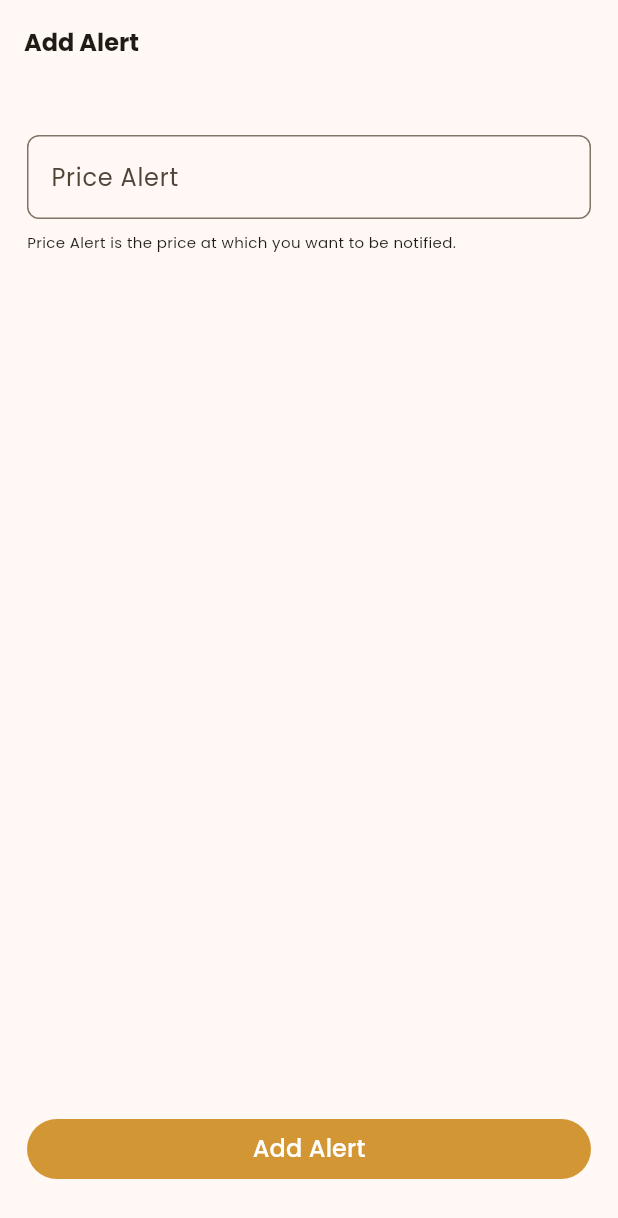
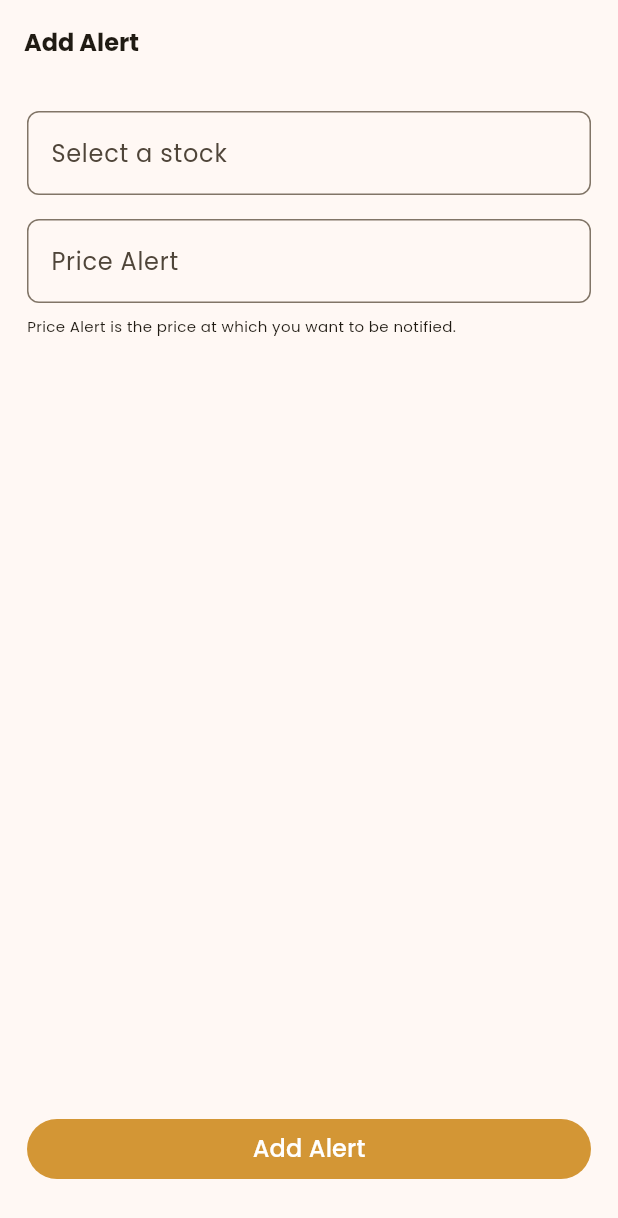
Before and after one commit to Fabri17/stock_app, a Flutter app: the AddAlertScreen screen opened by its route, on a phone screen of 412 x 824 dp. Shown: the top 1218 px of the screen. Run offline on Flutter 3.47's test engine with Material 3 defaults, Android fonts, the phone set to English and light mode, and no system bars; our stand-ins replace dio, equatable, flutter_bloc, get_it, go_router, google_fonts.

Commit message:
🏗️ Add stock constants and bloc for stocks

```diff
--- a/lib/core/constants/constants.dart
+++ b/lib/core/constants/constants.dart
@@ -1,2 +1,3 @@
 export "./colors.dart";
 export "./styles.dart";
+export "./app_constants.dart";
--- /dev/null
+++ b/lib/data/models/models.dart
@@ -0,0 +1 @@
+export "./stock.dart";
--- /dev/null
+++ b/lib/data/models/stock.dart
@@ -0,0 +1,27 @@
+import 'package:equatable/equatable.dart';
+
+class Stock extends Equatable {
+  final String? description;
+  final String? symbol;
+
+  const Stock({
+    this.description,
+    this.symbol,
+  });
+
+  copyWith({
+    String? description,
+    String? symbol,
+  }) {
+    return Stock(
+      description: description ?? this.description,
+      symbol: symbol ?? this.symbol,
+    );
+  }
+
+  @override
+  List<Object?> get props => [
+        description,
+        symbol,
+      ];
+}
--- /dev/null
+++ b/lib/data/repositories/stock_repository.dart
@@ -0,0 +1,30 @@
+import 'package:stock_app/core/constants/constants.dart';
+import 'package:stock_app/data/models/models.dart';
+import 'package:dio/dio.dart';
+
+class StockRepository {
+  final String _baseUrl = AppConstants.finnhubBaseUrl;
+  final String _apiKey = AppConstants.finnhubApiKey;
+
+  Future<List<Stock>> getStockSymbols(String exchange) async {
+    final dio = Dio();
+
+    try {
+      var response = await dio.get(
+        '$_baseUrl/stock/symbol',
+        queryParameters: {'exchange': exchange, 'token': _apiKey},
+      );
+
+      if (response.statusCode == 200) {
+        return (response.data as List)
+            .map((stock) => Stock(
+                symbol: stock['symbol'], description: stock['description']))
+            .toList();
+      } else {
+        throw Exception('Failed to load stock symbols');
+      }
+    } catch (e) {
+      throw Exception('Failed to load stock symbols');
+    }
+  }
+}
--- a/lib/domain/entities/stock.dart
+++ /dev/null
@@ -1,41 +0,0 @@
-import 'package:equatable/equatable.dart';
-
-class Stock extends Equatable {
-  final String name;
-  final String symbol;
-  final double price;
-  final double volume;
-
-  const Stock({
-    required this.name,
-    required this.symbol,
-    required this.price,
-    required this.volume,
-  });
-
-  copywith({
-    String? name,
-    String? symbol,
-    double? price,
-    double? volume,
-  }) {
-    return Stock(
-      name: name ?? this.name,
-      symbol: symbol ?? this.symbol,
-      price: price ?? this.price,
-      volume: volume ?? this.volume,
-    );
-  }
-
-  factory Stock.fromJson(Map<String, dynamic> json) {
-    return Stock(
-      name: json['name'],
-      symbol: json['symbol'],
-      price: json['price'],
-      volume: json['change'],
-    );
-  }
-
-  @override
-  List<Object?> get props => [name, symbol, price, volume];
-}
--- a/lib/main.dart
+++ b/lib/main.dart
@@ -19,6 +19,7 @@ class BlocsProviders extends StatelessWidget {
     return MultiBlocProvider(
       providers: [
         BlocProvider(create: (context) => getIt<ThemeCubit>()),
+        BlocProvider(create: (context) => getIt<StocksBloc>()),
       ],
       child: const MyApp(),
     );
--- a/lib/presentation/blocs/blocs.dart
+++ b/lib/presentation/blocs/blocs.dart
@@ -1 +1,2 @@
 export "./theme_cubit/theme_cubit.dart";
+export "./stocks_bloc/stocks_bloc.dart";
--- /dev/null
+++ b/lib/presentation/blocs/stocks_bloc/stocks_bloc.dart
@@ -0,0 +1,32 @@
+import 'package:equatable/equatable.dart';
+import 'package:flutter_bloc/flutter_bloc.dart';
+import 'package:stock_app/data/models/stock.dart';
+
+part 'stocks_event.dart';
+part 'stocks_state.dart';
+
+class StocksBloc extends Bloc<StocksEvent, StocksState> {
+  final Future<List<Stock>> Function(String exchange) _fetchStockSymbols;
+
+  StocksBloc({
+    required Future<List<Stock>> Function(String exchange) fetchSymbols,
+  })  : _fetchStockSymbols = fetchSymbols,
+        super(const StocksState()) {
+    on<StocksRequested>((event, emit) {
+      final stocks = event.stocks;
+      emit(state.copyWith(stocks: stocks));
+    });
+  }
+
+  Future<List<Stock>> fetchStockSymbols(String exchange) async {
+    if (state.stocks.isNotEmpty) return state.stocks;
+
+    try {
+      final stocks = await _fetchStockSymbols(exchange);
+      add(StocksRequested(stocks: stocks));
+      return stocks;
+    } on Exception catch (e) {
+      throw Exception("Failed to fetch stock symbols: $e");
+    }
+  }
+}
--- /dev/null
+++ b/lib/presentation/blocs/stocks_bloc/stocks_event.dart
@@ -0,0 +1,17 @@
+part of 'stocks_bloc.dart';
+
+sealed class StocksEvent extends Equatable {
+  const StocksEvent();
+
+  @override
+  List<Object> get props => [];
+}
+
+class StocksRequested extends StocksEvent {
+  final List<Stock> stocks;
+
+  const StocksRequested({required this.stocks});
+
+  @override
+  List<Object> get props => [stocks];
+}
--- /dev/null
+++ b/lib/presentation/blocs/stocks_bloc/stocks_state.dart
@@ -0,0 +1,20 @@
+part of 'stocks_bloc.dart';
+
+class StocksState extends Equatable {
+  final List<Stock> stocks;
+
+  const StocksState({
+    this.stocks = const <Stock>[],
+  });
+
+  StocksState copyWith({
+    List<Stock>? stocks,
+  }) {
+    return StocksState(
+      stocks: stocks ?? this.stocks,
+    );
+  }
+
+  @override
+  List<Object> get props => [stocks];
+}
--- a/lib/presentation/screens/add_alert_screen/add_alert_screen.dart
+++ b/lib/presentation/screens/add_alert_screen/add_alert_screen.dart
@@ -2,6 +2,7 @@ import 'package:flutter/material.dart';
 import '../../../core/constants/styles.dart';
 
 import '../../widgets/text_input.dart';
+import 'widgets/add_alert_widgets.dart';
 
 class AddAlertScreen extends StatefulWidget {
   const AddAlertScreen({super.key});
@@ -25,6 +26,7 @@ class _AddAlertScreenState extends State<AddAlertScreen> {
         child: Column(
           crossAxisAlignment: CrossAxisAlignment.start,
           children: [
+            const StocksDropdownWidget(),
             const SizedBox(height: 16),
             const TextInput(
               labelText: "Price Alert",
--- /dev/null
+++ b/lib/presentation/screens/add_alert_screen/widgets/add_alert_widgets.dart
@@ -0,0 +1,2 @@
+export "./stocks_dropdown_widget.dart";
+export "./select_stock_dialog.dart";
--- /dev/null
+++ b/lib/presentation/screens/add_alert_screen/widgets/stocks_dropdown_widget.dart
@@ -0,0 +1,43 @@
+import 'package:flutter/material.dart';
+import 'package:stock_app/presentation/widgets/text_input.dart';
+
+import 'add_alert_widgets.dart';
+
+class StocksDropdownWidget extends StatefulWidget {
+  const StocksDropdownWidget({super.key});
+
+  @override
+  State<StocksDropdownWidget> createState() => _StocksDropdownWidgetState();
+}
+
+class _StocksDropdownWidgetState extends State<StocksDropdownWidget> {
+  final TextEditingController _stockController = TextEditingController();
+
+  @override
+  Widget build(BuildContext context) {
+    return SizedBox(
+      width: double.infinity,
+      child: TextInput(
+        controller: _stockController,
+        labelText: 'Select a stock',
+        readOnly: true,
+        onTap: () => _showStocksDialog(context),
+      ),
+    );
+  }
+
+  _showStocksDialog(BuildContext context) {
+    showBottomSheet(
+      context: context,
+      enableDrag: true,
+      builder: (context) {
+        return SelectStockDialog(
+          onStockSelected: (stock) {
+            _stockController.text = stock ?? '';
+            Navigator.pop(context);
+          },
+        );
+      },
+    );
+  }
+}
--- a/lib/presentation/screens/home_screen/widgets/stock_watch_list_empty_view.dart
+++ b/lib/presentation/screens/home_screen/widgets/stock_watch_list_empty_view.dart
@@ -28,7 +28,7 @@ class StockWatchListEmptyView extends StatelessWidget {
           ),
           const SizedBox(height: 8),
           Text(
-            "You don't have any stocks yet",
+            "You don't have any track stocks yet",
             style: Styles.subtitleTwo(),
             textAlign: TextAlign.center,
           ),
--- a/lib/presentation/widgets/text_input.dart
+++ b/lib/presentation/widgets/text_input.dart
@@ -3,14 +3,27 @@ import '../../core/constants/colors.dart';
 import '../../core/constants/styles.dart';
 
 class TextInput extends StatelessWidget {
-  const TextInput({super.key, this.labelText, this.keyboardType});
+  const TextInput({
+    super.key,
+    this.labelText,
+    this.keyboardType,
+    this.readOnly,
+    this.suffixIcon,
+    this.controller,
+    this.onTap,
+  });
 
   final String? labelText;
   final TextInputType? keyboardType;
+  final bool? readOnly;
+  final Widget? suffixIcon;
+  final TextEditingController? controller;
+  final Function? onTap;
 
   @override
   Widget build(BuildContext context) {
     return TextFormField(
+      controller: controller,
       decoration: InputDecoration(
         border: const OutlineInputBorder(
           borderRadius: BorderRadius.all(Radius.circular(8)),
@@ -29,8 +42,11 @@ class TextInput extends StatelessWidget {
         labelText: labelText,
         labelStyle: Styles.paragraphOne(),
         floatingLabelStyle: Styles.paragraphTwo(),
+        suffixIcon: suffixIcon,
       ),
       keyboardType: keyboardType,
+      readOnly: readOnly ?? false,
+      onTap: () => onTap?.call(),
     );
   }
 }
```
Also changed, not shown: lib/core/constants/app_constants.dart (added, +12 -0 lines), lib/presentation/blocs/service_locator.dart (+7 -0 lines), lib/presentation/screens/add_alert_screen/widgets/select_stock_dialog.dart (added, +86 -0 lines), lib/presentation/screens/home_screen/widgets/stock_watch_list_item.dart (+2 -20 lines).
